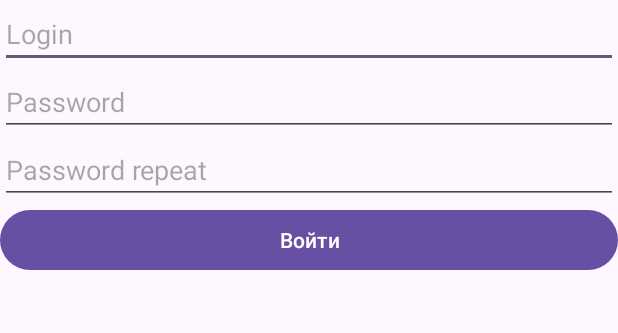
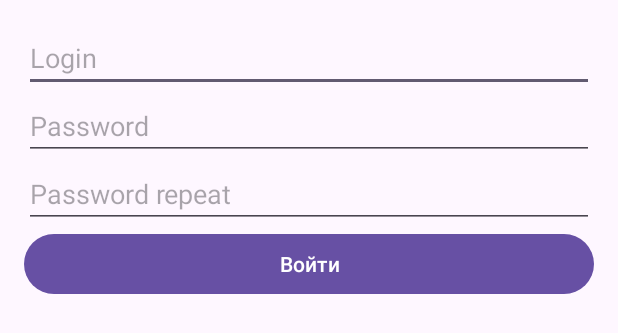
Before and after one commit to GeorgiiVoyakin/android-app-for-searching-images, an Android app: the layout fragment_registration.xml on its own in the app's theme, with its tools: preview values and no code run, on a phone screen of 412 x 824 dp. Shown: the top 333 px of the screen. Run offline under Robolectric (Android 15) with nearby library versions, the phone set to English and light mode, and no system bars.

Commit message:
Update layout, add logout button

```diff
--- a/app/src/main/res/layout/activity_main.xml
+++ b/app/src/main/res/layout/activity_main.xml
@@ -27,8 +27,8 @@
     <androidx.fragment.app.FragmentContainerView
         android:id="@+id/nav_host_fragment"
         android:name="androidx.navigation.fragment.NavHostFragment"
-        android:layout_width="wrap_content"
-        android:layout_height="wrap_content"
+        android:layout_width="match_parent"
+        android:layout_height="0dp"
         app:defaultNavHost="true"
         app:layout_constraintBottom_toTopOf="@+id/bottomNavigationView"
         app:layout_constraintEnd_toEndOf="parent"
--- a/app/src/main/res/layout/fragment_registration.xml
+++ b/app/src/main/res/layout/fragment_registration.xml
@@ -1,33 +1,55 @@
 <?xml version="1.0" encoding="utf-8"?>
-<LinearLayout xmlns:android="http://schemas.android.com/apk/res/android"
+<androidx.constraintlayout.widget.ConstraintLayout xmlns:android="http://schemas.android.com/apk/res/android"
+    xmlns:app="http://schemas.android.com/apk/res-auto"
+    xmlns:tools="http://schemas.android.com/tools"
     android:layout_width="match_parent"
-    android:layout_height="match_parent"
-    android:orientation="vertical">
+    android:layout_height="match_parent">
 
     <EditText
         android:id="@+id/login"
-        android:layout_width="match_parent"
+        android:layout_width="0dp"
         android:layout_height="wrap_content"
-        android:hint="Login" />
+        android:layout_marginStart="16dp"
+        android:layout_marginTop="16dp"
+        android:layout_marginEnd="16dp"
+        android:hint="Login"
+        app:layout_constraintEnd_toEndOf="parent"
+        app:layout_constraintStart_toStartOf="parent"
+        app:layout_constraintTop_toTopOf="parent" />
 
     <EditText
         android:id="@+id/password"
-        android:layout_width="match_parent"
+        android:layout_width="0dp"
         android:layout_height="wrap_content"
+        android:layout_marginStart="16dp"
+        android:layout_marginEnd="16dp"
+        android:hint="Password"
         android:inputType="textPassword"
-        android:hint="Password" />
+        app:layout_constraintEnd_toEndOf="parent"
+        app:layout_constraintStart_toStartOf="parent"
+        app:layout_constraintTop_toBottomOf="@+id/login" />
 
     <EditText
         android:id="@+id/passwordRepeat"
-        android:layout_width="match_parent"
+        android:layout_width="0dp"
         android:layout_height="wrap_content"
+        android:layout_marginStart="16dp"
+        android:layout_marginEnd="16dp"
+        android:hint="Password repeat"
         android:inputType="textPassword"
-        android:hint="Password repeat" />
+        app:layout_constraintEnd_toEndOf="parent"
+        app:layout_constraintStart_toStartOf="parent"
+        app:layout_constraintTop_toBottomOf="@+id/password" />
 
     <Button
         android:id="@+id/loginButton"
-        android:layout_width="match_parent"
+        android:layout_width="0dp"
         android:layout_height="wrap_content"
-        android:text="Войти" />
+        android:layout_marginStart="16dp"
+        android:layout_marginEnd="16dp"
+        android:text="Войти"
+        app:layout_constraintEnd_toEndOf="parent"
+        app:layout_constraintStart_toStartOf="parent"
+        app:layout_constraintTop_toBottomOf="@+id/passwordRepeat" />
 
-</LinearLayout>
+</androidx.constraintlayout.widget.ConstraintLayout>
```
Also changed, not shown: app/src/main/java/com/github/GeorgiiVoyakin/view/SettingsFragment.kt (+19 -0 lines), app/src/main/res/layout/fragment_login.xml (+34 -12 lines), app/src/main/res/layout/fragment_settings.xml (+6 -5 lines).
